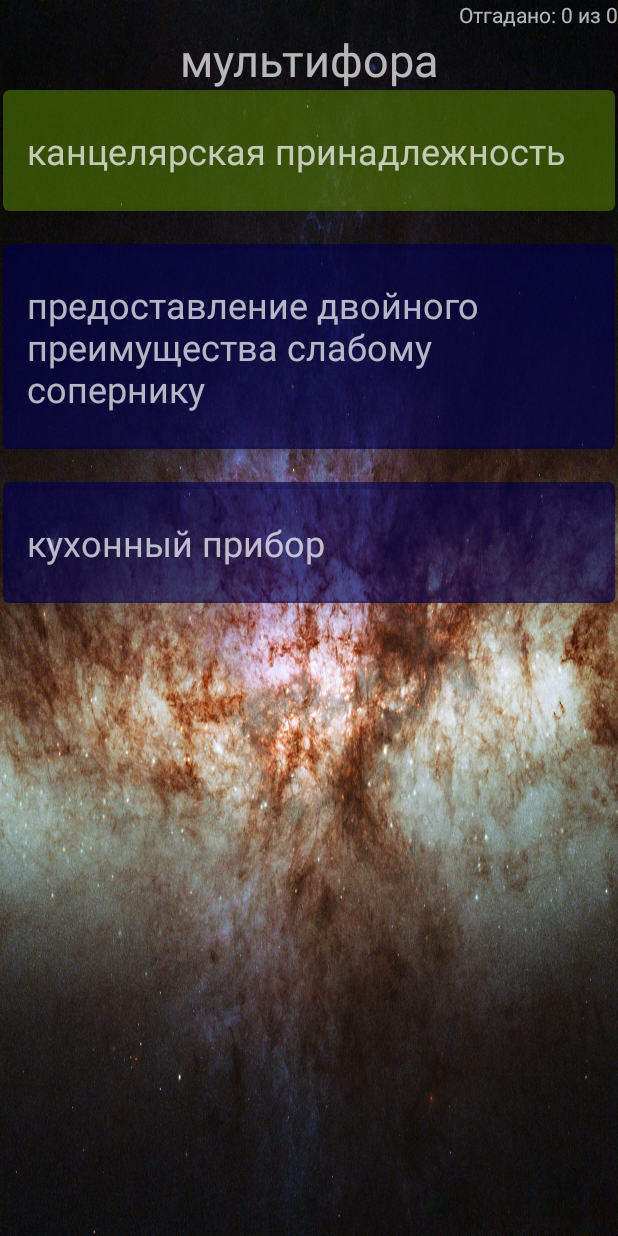
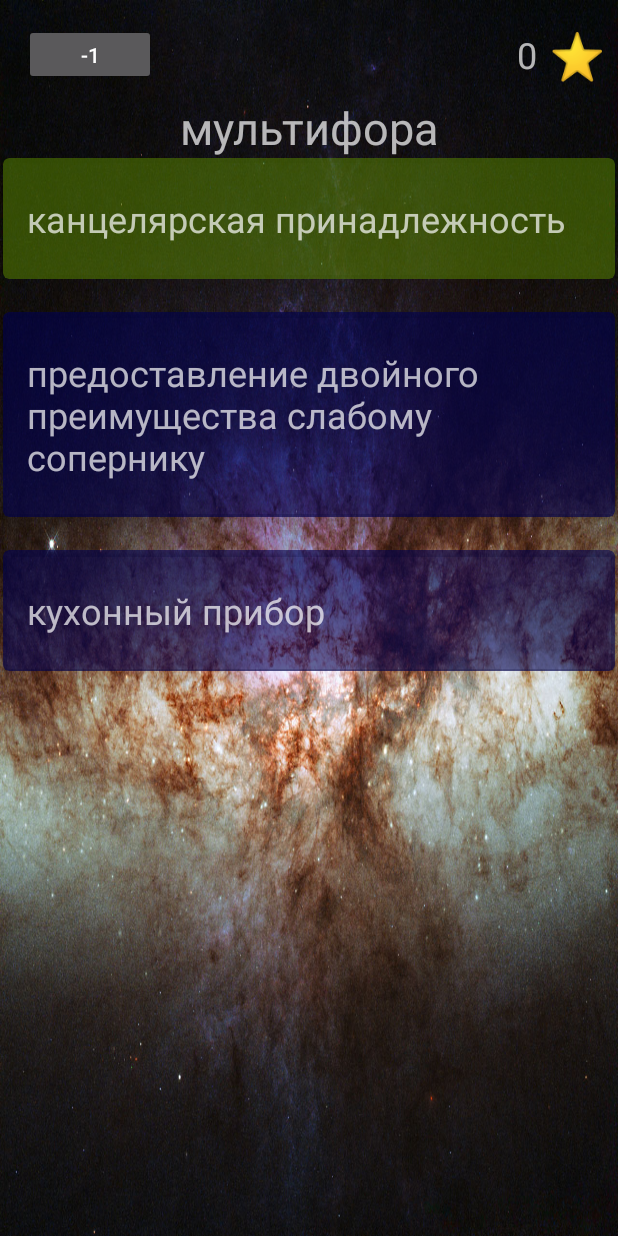
Before and after one commit to malkovvictor/erunda, an Android app: the screen it shows after launch (MainActivity), after a tap on an icon or button, on a phone screen of 412 x 824 dp. Run offline under Robolectric (Android 15) with nearby library versions, the phone set to English and light mode, and no system bars; our stand-ins replace AdMob.

Commit message:
db update top panel

```diff
--- a/app/src/main/java/ru/heritagepw/android/axolotl/MainActivity.java
+++ b/app/src/main/java/ru/heritagepw/android/axolotl/MainActivity.java
@@ -20,7 +20,10 @@ import android.widget.Toast;
 
 import com.google.android.gms.ads.AdRequest;
 import com.google.android.gms.ads.AdView;
+
 import com.google.android.gms.ads.MobileAds;
+
+import java.util.Random;
 
 public class MainActivity extends AppCompatActivity {
     public static final int MAX_QUESTION_SELECT_ATTEMPTS = 5;
@@ -33,7 +36,12 @@ public class MainActivity extends AppCompatActivity {
     private static final int DELAY = 2000;
     private static final int TRANSITION_DURATION = 400;
 
+    private static final int CORRECT_REWARD_STARS = 3;
+    private static final int INCORRECT_PENALTY_STARS = -4;
+    private static final int HINT_REMOVE_INCORRECT_STARS = -1;
+
     private boolean clickable = true;
+    private boolean hintUsed = false;
 
     @Override
     protected void onCreate(Bundle savedInstanceState) {
@@ -56,11 +64,8 @@ public class MainActivity extends AppCompatActivity {
     private void updateView(final Question q) {
         // статистика
         final SharedPreferences pref = getPref();
-        final int scorePlus = pref.getInt("correctAnswers", 0);
-        final int scoreTotal = pref.getInt("total", 0);
-        TextView score = findViewById(R.id.scoreTextView);
-        score.setText(getResources().getString(R.string.solved) + ": " + scorePlus + " " + getResources().getString(R.string.from) + " " + scoreTotal);
-        pref.edit().putInt("total", scoreTotal + 1).apply();
+        final int stars = pref.getInt("stars", 0);
+        ((TextView)findViewById(R.id.scoreTextView)).setText(Integer.toString(stars));
 
         // вопрос
         TextView t = findViewById(R.id.mainWord);
@@ -70,9 +75,12 @@ public class MainActivity extends AppCompatActivity {
         final RecyclerView recyclerView = findViewById(R.id.answerVariantsView);
         recyclerView.setLayoutManager(new LinearLayoutManager(this));
 
-        RecyclerViewClickListener listener = new AnswerClickListener(scorePlus, q, recyclerView);
+        RecyclerViewClickListener listener = new AnswerClickListener(q, recyclerView);
         adapter = new AnswerListAdapter(q.answers, listener);
         recyclerView.setAdapter(adapter);
+
+        findViewById(R.id.hintButton).setOnClickListener(new HintButtonClickListener(q));
+        hintUsed = false;
     }
 
     private Question getNextQuestion() {
@@ -121,13 +129,57 @@ public class MainActivity extends AppCompatActivity {
         return q;
     }
 
+    private class HintButtonClickListener implements View.OnClickListener {
+        private Question q;
+
+        HintButtonClickListener(Question q) {
+            this.q = q;
+        }
+
+        @Override
+        public void onClick(View v) {
+            synchronized (MainActivity.this) {
+                if (!clickable) {
+                    return;
+                }
+                if (hintUsed) {
+                    return;
+                }
+                clickable = false;
+                hintUsed = true;
+            }
+            int stars = getPref().getInt("stars", 0);
+            if (stars <= 0) {
+                clickable = true;
+                return;
+            }
+            int num = q.answers.size();
+            int hint = new Random().nextInt(num - 1);
+            if (hint >= q.right) {
+                hint++;
+            }
+            q.answers.remove(hint);
+            if (hint < q.right) {
+                q.right--;
+            }
+            adapter.notifyItemRemoved(hint);
+
+            stars = stars + HINT_REMOVE_INCORRECT_STARS;
+            if (stars < 0) {
+                stars = 0;
+            }
+            getPref().edit().putInt("stars", stars).apply();
+            ((TextView)findViewById(R.id.scoreTextView)).setText(Integer.toString(stars));
+
+            clickable = true;
+        }
+    }
+
     private class AnswerClickListener implements RecyclerViewClickListener {
-        private int scorePlus;
         private Question q;
         private RecyclerView recyclerView;
 
-        public AnswerClickListener(int scorePlus, Question q, RecyclerView recyclerView) {
-            this.scorePlus = scorePlus;
+        public AnswerClickListener(Question q, RecyclerView recyclerView) {
             this.q = q;
             this.recyclerView = recyclerView;
         }
@@ -154,9 +206,16 @@ public class MainActivity extends AppCompatActivity {
             }
             toast.show();
 
+            int stars = getPref().getInt("stars", 0);
             if (correct) {
-                getPref().edit().putInt("correctAnswers", scorePlus + 1).apply();
+                stars += CORRECT_REWARD_STARS;
+            } else {
+                stars += INCORRECT_PENALTY_STARS;
+                if (stars < 0) {
+                    stars = 0;
+                }
             }
+            getPref().edit().putInt("stars", stars).apply();
 
             new Handler().postDelayed(new Runnable() {
                 @Override
--- a/app/src/main/java/ru/heritagepw/android/axolotl/QuizDatabaseHelper.java
+++ b/app/src/main/java/ru/heritagepw/android/axolotl/QuizDatabaseHelper.java
@@ -14,7 +14,7 @@ import android.util.Log;
 
 public class QuizDatabaseHelper extends SQLiteOpenHelper {
     private static final String DB_NAME = "questions.db";
-    private static final int DB_VERSION = 20;
+    private static final int DB_VERSION = 21;
     private final Context myContext;
 
     public QuizDatabaseHelper(Context context) {
--- /dev/null
+++ b/app/src/main/res/drawable/background.xml
@@ -0,0 +1,9 @@
+<?xml version="1.0" encoding="utf-8"?>
+<shape xmlns:android="http://schemas.android.com/apk/res/android" android:shape="rectangle" >
+    <gradient
+        android:type="linear"
+        android:startColor="#FF2C3E50"
+        android:centerColor="#FF387882"
+        android:endColor="#FF387882"
+        android:angle="90"/>
+</shape>
--- a/app/src/main/res/layout/activity_main.xml
+++ b/app/src/main/res/layout/activity_main.xml
@@ -10,20 +10,25 @@
     android:background="@drawable/nebo3"
     tools:context=".MainActivity">
 
-    <TextView
-        android:id="@+id/scoreTextView"
-        android:layout_width="wrap_content"
+    <include
+        android:id="@+id/toppanel"
+        layout="@layout/toppanel"
+        android:layout_width="0dp"
         android:layout_height="wrap_content"
-        android:text="TextView"
-        ads:layout_constraintBottom_toTopOf="@+id/innerConstraintLayout"
-        app:layout_constraintEnd_toEndOf="parent"
-        app:layout_constraintTop_toTopOf="parent" />
+        android:layout_marginStart="8dp"
+        android:layout_marginTop="8dp"
+        android:layout_marginEnd="8dp"
+        ads:layout_constraintBottom_toTopOf="@id/innerConstraintLayout"
+        ads:layout_constraintEnd_toEndOf="parent"
+        ads:layout_constraintStart_toStartOf="parent"
+        ads:layout_constraintTop_toTopOf="parent" />
 
     <android.support.constraint.ConstraintLayout
         android:id="@+id/innerConstraintLayout"
         android:layout_width="match_parent"
-        android:layout_height="wrap_content"
-        ads:layout_constraintTop_toBottomOf="@+id/scoreTextView"
+        android:layout_height="0dp"
+        ads:layout_constraintBottom_toTopOf="@id/adView"
+        ads:layout_constraintTop_toBottomOf="@id/toppanel"
         tools:layout_editor_absoluteX="310dp">
 
         <TextView
--- /dev/null
+++ b/app/src/main/res/layout/toppanel.xml
@@ -0,0 +1,50 @@
+<?xml version="1.0" encoding="utf-8"?>
+<android.support.constraint.ConstraintLayout xmlns:android="http://schemas.android.com/apk/res/android"
+    xmlns:app="http://schemas.android.com/apk/res-auto"
+    xmlns:tools="http://schemas.android.com/tools"
+    android:layout_width="match_parent"
+    android:layout_height="wrap_content"
+    android:id="@+id/toppanel">
+
+    <Button
+        android:id="@+id/hintButton"
+        style="@style/Widget.AppCompat.Button"
+        android:layout_width="wrap_content"
+        android:layout_height="0dp"
+        android:layout_marginStart="8dp"
+        android:layout_marginTop="8dp"
+        android:layout_marginBottom="8dp"
+        android:text="-1"
+        app:layout_constraintBottom_toBottomOf="parent"
+        app:layout_constraintEnd_toStartOf="@id/scoreTextView"
+        app:layout_constraintHorizontal_bias="0"
+        app:layout_constraintStart_toStartOf="parent"
+        app:layout_constraintTop_toTopOf="parent" />
+
+    <TextView
+        android:id="@+id/star"
+        android:layout_width="wrap_content"
+        android:layout_height="wrap_content"
+        android:layout_marginTop="8dp"
+        android:layout_marginBottom="8dp"
+        android:text="⭐"
+        android:textAllCaps="false"
+        android:textColor="#FFC107"
+        android:textSize="30sp"
+        app:layout_constraintBottom_toBottomOf="parent"
+        app:layout_constraintEnd_toEndOf="parent"
+        app:layout_constraintTop_toTopOf="parent" />
+
+    <TextView
+        android:id="@+id/scoreTextView"
+        android:layout_width="wrap_content"
+        android:layout_height="wrap_content"
+        android:layout_marginTop="8dp"
+        android:layout_marginEnd="8dp"
+        android:layout_marginBottom="8dp"
+        android:text="0"
+        android:textSize="24sp"
+        app:layout_constraintBottom_toBottomOf="parent"
+        app:layout_constraintEnd_toStartOf="@+id/star"
+        app:layout_constraintTop_toTopOf="parent" />
+</android.support.constraint.ConstraintLayout>
```
Also changed, not shown: app/src/main/assets/questions.db.
